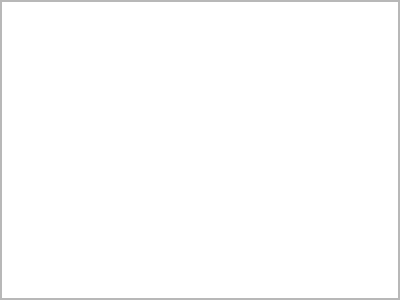
Before: the Qt Designer form mqt/MqtLogger/districtframe.ui in Rsclub22/Minos2-Mirror, drawn with Qt 5.
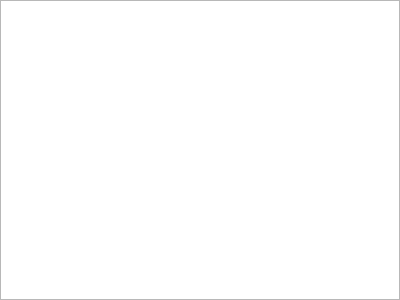
After: the same form once the commit is applied.

Commit message: Remove lots of frame lines

What changed in the file:
```diff
--- a/mqt/MqtLogger/districtframe.ui
+++ b/mqt/MqtLogger/districtframe.ui
@@ -14,10 +14,10 @@
    <string/>
   </property>
   <property name="frameShape">
-   <enum>QFrame::StyledPanel</enum>
+   <enum>QFrame::NoFrame</enum>
   </property>
   <property name="frameShadow">
-   <enum>QFrame::Raised</enum>
+   <enum>QFrame::Plain</enum>
   </property>
   <layout class="QVBoxLayout" name="verticalLayout">
    <property name="spacing">
```
The commit also changes 17 other files.
